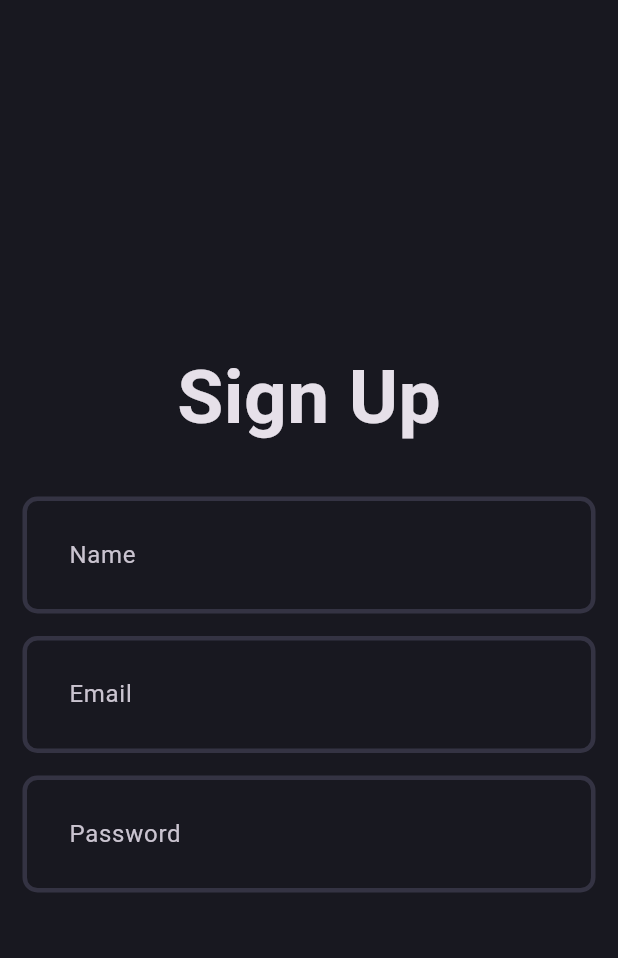
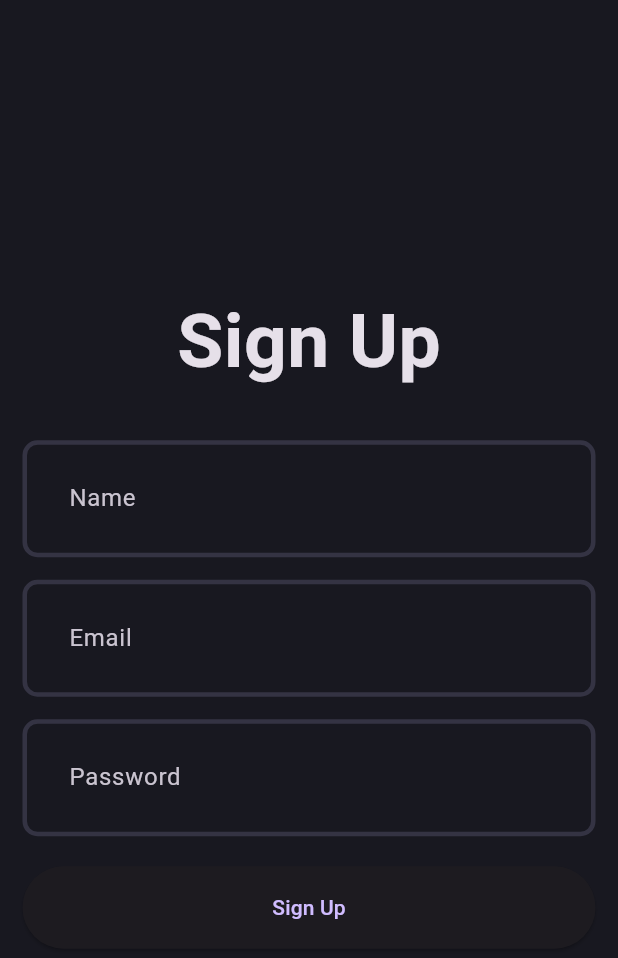
Before and after one commit to araohatkokate/StoryLine, a Flutter app: the screen it shows after launch, on a phone screen of 412 x 824 dp. Shown: the top 958 px of the screen. Run offline on Flutter 3.47's test engine with Material 3 defaults, Android fonts, the phone set to English and light mode, and no system bars.

Commit message:
creating sign up button

```diff
--- a/story_line/lib/features/auth/presentation/pages/signup_page.dart
+++ b/story_line/lib/features/auth/presentation/pages/signup_page.dart
@@ -1,5 +1,6 @@
 import 'package:flutter/material.dart';
 import 'package:story_line/features/auth/presentation/widgets/auth_field.dart';
+import 'package:story_line/features/auth/presentation/widgets/auth_gradient_button.dart';
 
 class SignUpPage extends StatefulWidget {
 const SignUpPage({super.key});
@@ -29,6 +30,8 @@ class _SignUpPageState extends State<SignUpPage> {
               AuthField(hintText: 'Email'),
               const SizedBox(height: 15),
               AuthField(hintText: 'Password'),
+              const SizedBox(height: 20),
+              AuthGradientButton(),
           ],),
       )
     );
--- /dev/null
+++ b/story_line/lib/features/auth/presentation/widgets/auth_gradient_button.dart
@@ -0,0 +1,16 @@
+import 'package:flutter/material.dart';
+
+class AuthGradientButton extends StatelessWidget {
+  const AuthGradientButton({super.key});
+
+  @override
+  Widget build(BuildContext context) {
+    return ElevatedButton(
+      onPressed: () {},
+      style: ElevatedButton.styleFrom(
+        fixedSize: const Size(395, 55),
+        ),
+      child: const Text('Sign Up'),
+      );
+  }
+}
```
